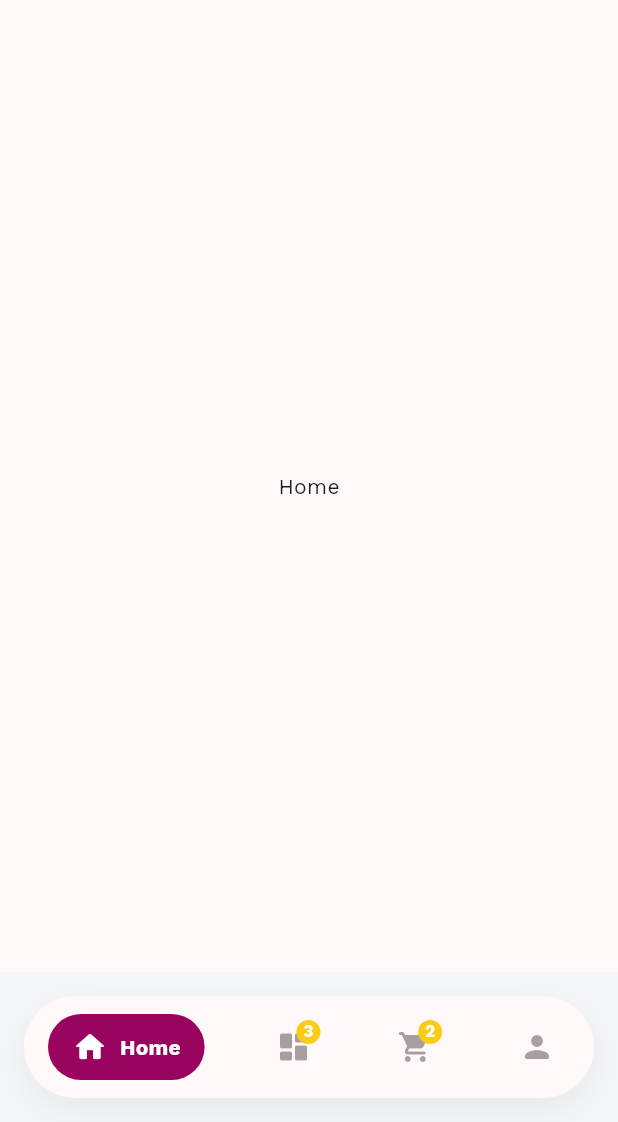
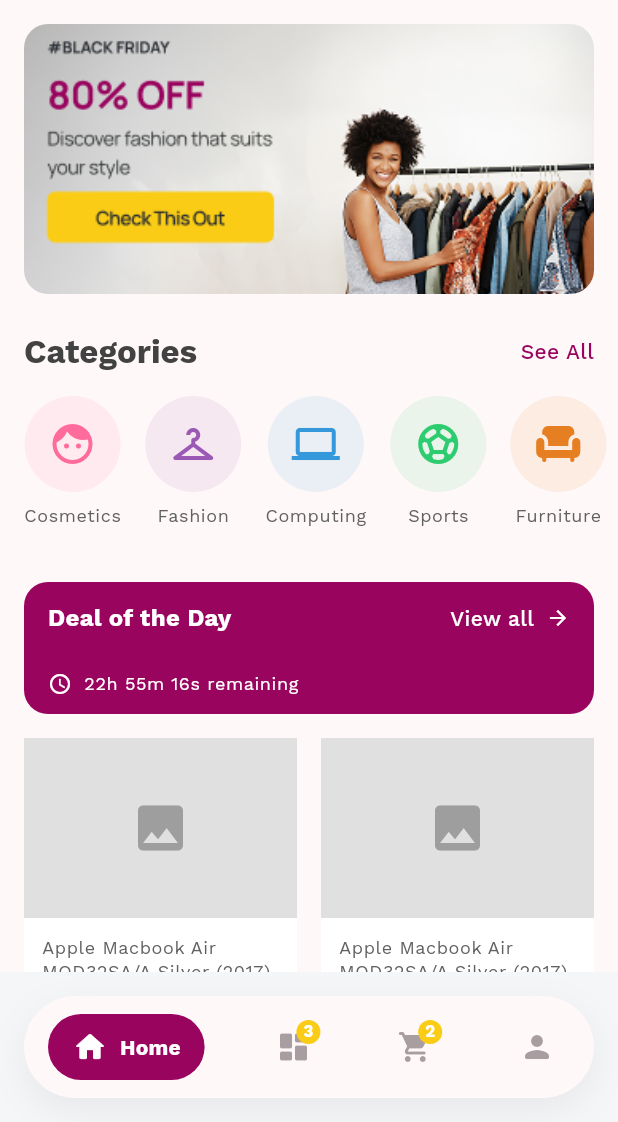
Before and after one commit to AbdulsemedM/Commercepal-v2, a Flutter app: the screen it shows after launch, on a phone screen of 412 x 824 dp, the part 114-1236 px from its top. Run offline on Flutter 3.47's test engine with Material 3 defaults, Android fonts, the phone set to English and light mode, and no system bars; our stand-ins replace bloc, dio, flutter_svg, go_router, google_fonts.

Commit message:
Add banner image and update home page layout with new sections
- Added 'banner.png' to pubspec.yaml for promotional use.
- Refactored HomePage to include BannerSection, CategoriesSection, DealOfDaySection, and RecentlyViewedSection.
- Updated localization service with new keys for home page content.

```diff
--- a/lib/features/home/presentation/pages/home_page.dart
+++ b/lib/features/home/presentation/pages/home_page.dart
@@ -1,6 +1,11 @@
 import 'package:flutter/material.dart';
 import 'package:commercepal/core/widgets/app_bar.dart';
+import 'package:commercepal/core/constants/spacing.dart';
 import 'package:commercepal/features/dashboard/dashboard_screen.dart';
+import '../widgets/banner_section.dart';
+import '../widgets/categories_section.dart';
+import '../widgets/deal_of_day_section.dart';
+import '../widgets/recently_viewed_section.dart';
 
 class HomePage extends StatelessWidget {
   const HomePage({super.key});
@@ -37,11 +42,24 @@ class HomePage extends StatelessWidget {
         },
         hasNotification: true,
       ),
-      body: Column(
+      body: SingleChildScrollView(
+        child: Column(
+          crossAxisAlignment: CrossAxisAlignment.start,
           children: <Widget>[
-
-          const Expanded(child: Center(child: Text('Home'))),
+            const SizedBox(height: Spacing.md),
+            // Banner section
+            const BannerSection(),
+            const SizedBox(height: Spacing.xl),
+            // Categories section
+            const CategoriesSection(),
+            const SizedBox(height: Spacing.xl),
+            // Deal of the Day section
+            const DealOfDaySection(),
+            const SizedBox(height: Spacing.xl),
+            // Recently Viewed section
+            const RecentlyViewedSection(),
           ],
+        ),
       ),
     );
   }
--- /dev/null
+++ b/lib/features/home/presentation/widgets/banner_section.dart
@@ -0,0 +1,32 @@
+import 'package:flutter/material.dart';
+import 'package:commercepal/core/constants/spacing.dart';
+
+class BannerSection extends StatelessWidget {
+  const BannerSection({super.key});
+
+  @override
+  Widget build(BuildContext context) {
+    return Container(
+      margin: const EdgeInsets.symmetric(horizontal: Spacing.md),
+      height: 180,
+      decoration: BoxDecoration(borderRadius: BorderRadius.circular(16)),
+      child: ClipRRect(
+        borderRadius: BorderRadius.circular(16),
+        child: Image.asset(
+          'assets/images/banner.png',
+          fit: BoxFit.cover,
+          width: double.infinity,
+          errorBuilder:
+              (BuildContext context, Object error, StackTrace? stackTrace) {
+                return Container(
+                  color: Colors.grey[300],
+                  child: const Center(
+                    child: Icon(Icons.image, color: Colors.grey, size: 60),
+                  ),
+                );
+              },
+        ),
+      ),
+    );
+  }
+}
--- /dev/null
+++ b/lib/features/home/presentation/widgets/categories_section.dart
@@ -0,0 +1,133 @@
+import 'package:flutter/material.dart';
+import 'package:commercepal/core/theme/colors.dart';
+import 'package:commercepal/core/constants/spacing.dart';
+import 'package:commercepal/services/localization_service.dart';
+
+class CategoryItem {
+  final String name;
+  final IconData icon;
+  final Color color;
+
+  const CategoryItem({
+    required this.name,
+    required this.icon,
+    required this.color,
+  });
+}
+
+class CategoriesSection extends StatelessWidget {
+  const CategoriesSection({super.key});
+
+  static const List<CategoryItem> categories = <CategoryItem>[
+    CategoryItem(
+      name: 'Cosmetics',
+      icon: Icons.face,
+      color: Color(0xFFFF6B9D),
+    ),
+    CategoryItem(
+      name: 'Fashion',
+      icon: Icons.checkroom,
+      color: Color(0xFF9B59B6),
+    ),
+    CategoryItem(
+      name: 'Computing',
+      icon: Icons.laptop,
+      color: Color(0xFF3498DB),
+    ),
+    CategoryItem(
+      name: 'Sports',
+      icon: Icons.sports_soccer,
+      color: Color(0xFF2ECC71),
+    ),
+    CategoryItem(
+      name: 'Furniture',
+      icon: Icons.chair,
+      color: Color(0xFFE67E22),
+    ),
+  ];
+
+  @override
+  Widget build(BuildContext context) {
+    return Column(
+      crossAxisAlignment: CrossAxisAlignment.start,
+      children: <Widget>[
+        // Header
+        Padding(
+          padding: const EdgeInsets.symmetric(horizontal: Spacing.md),
+          child: Row(
+            mainAxisAlignment: MainAxisAlignment.spaceBetween,
+            children: <Widget>[
+              Text(
+                LocalizationService.t(context, 'home.categories.title'),
+                style: Theme.of(context).textTheme.titleLarge?.copyWith(
+                      fontWeight: FontWeight.bold,
+                      color: Colors.grey[800],
+                    ),
+              ),
+              InkWell(
+                onTap: () {
+                  // TODO: Navigate to all categories
+                },
+                child: Text(
+                  LocalizationService.t(context, 'home.categories.seeAll'),
+                  style: Theme.of(context).textTheme.bodyMedium?.copyWith(
+                        color: AppColors.primary,
+                        fontWeight: FontWeight.w500,
+                      ),
+                ),
+              ),
+            ],
+          ),
+        ),
+        const SizedBox(height: Spacing.md),
+        // Horizontal scrollable categories
+        SizedBox(
+          height: 100,
+          child: ListView.builder(
+            scrollDirection: Axis.horizontal,
+            padding: const EdgeInsets.symmetric(horizontal: Spacing.md),
+            itemCount: categories.length,
+            itemBuilder: (BuildContext context, int index) {
+              final CategoryItem category = categories[index];
+              return Padding(
+                padding: const EdgeInsets.only(right: Spacing.md),
+                child: InkWell(
+                  onTap: () {
+                    // TODO: Navigate to category
+                  },
+                  child: Column(
+                    children: <Widget>[
+                      // Circular icon container
+                      Container(
+                        width: 64,
+                        height: 64,
+                        decoration: BoxDecoration(
+                          color: category.color.withOpacity(0.1),
+                          shape: BoxShape.circle,
+                        ),
+                        child: Icon(
+                          category.icon,
+                          color: category.color,
+                          size: 32,
+                        ),
+                      ),
+                      const SizedBox(height: Spacing.xs),
+                      // Category name
+                      Text(
+                        category.name,
+                        style: Theme.of(context).textTheme.bodySmall?.copyWith(
+                              fontSize: 12,
+                              color: Colors.grey[700],
+                            ),
+                      ),
+                    ],
+                  ),
+                ),
+              );
+            },
+          ),
+        ),
+      ],
+    );
+  }
+}
--- /dev/null
+++ b/lib/features/home/presentation/widgets/deal_of_day_section.dart
@@ -0,0 +1,161 @@
+import 'package:flutter/material.dart';
+import 'package:commercepal/core/theme/colors.dart';
+import 'package:commercepal/core/constants/spacing.dart';
+import 'package:commercepal/services/localization_service.dart';
+import 'product_card.dart';
+
+class DealOfDaySection extends StatefulWidget {
+  const DealOfDaySection({super.key});
+
+  @override
+  State<DealOfDaySection> createState() => _DealOfDaySectionState();
+}
+
+class _DealOfDaySectionState extends State<DealOfDaySection> {
+  Duration _remainingTime = const Duration(hours: 22, minutes: 55, seconds: 20);
+
+  @override
+  void initState() {
+    super.initState();
+    // Update timer every second
+    Future<void>.delayed(const Duration(seconds: 1), _updateTimer);
+  }
+
+  void _updateTimer() {
+    if (!mounted) return;
+    setState(() {
+      if (_remainingTime.inSeconds > 0) {
+        _remainingTime = Duration(seconds: _remainingTime.inSeconds - 1);
+        Future<void>.delayed(const Duration(seconds: 1), _updateTimer);
+      }
+    });
+  }
+
+  String _formatDuration(Duration duration) {
+    final int hours = duration.inHours;
+    final int minutes = duration.inMinutes.remainder(60);
+    final int seconds = duration.inSeconds.remainder(60);
+    return '${hours}h ${minutes}m ${seconds}s';
+  }
+
+  @override
+  Widget build(BuildContext context) {
+    return Padding(
+      padding: const EdgeInsets.symmetric(horizontal: Spacing.md),
+      child: Column(
+        crossAxisAlignment: CrossAxisAlignment.start,
+        children: <Widget>[
+          // Dark purple header bar
+          Container(
+            width: double.infinity,
+            padding: const EdgeInsets.symmetric(
+              horizontal: Spacing.md,
+              vertical: Spacing.sm,
+            ),
+            decoration: const BoxDecoration(
+              color: AppColors.primary,
+              borderRadius: BorderRadius.only(
+                topLeft: Radius.circular(16),
+                topRight: Radius.circular(16),
+              ),
+            ),
+          child: Row(
+            mainAxisAlignment: MainAxisAlignment.spaceBetween,
+            children: <Widget>[
+              Text(
+                LocalizationService.t(context, 'home.dealOfDay.title'),
+                style: Theme.of(context).textTheme.titleMedium?.copyWith(
+                      color: Colors.white,
+                      fontWeight: FontWeight.bold,
+                    ),
+              ),
+              InkWell(
+                onTap: () {
+                  // TODO: Navigate to all deals
+                },
+                child: Row(
+                  children: <Widget>[
+                    Text(
+                      LocalizationService.t(context, 'home.dealOfDay.viewAll'),
+                      style: Theme.of(context).textTheme.bodyMedium?.copyWith(
+                            color: Colors.white,
+                            fontWeight: FontWeight.w500,
+                          ),
+                    ),
+                    const SizedBox(width: Spacing.xs),
+                    const Icon(
+                      Icons.arrow_forward,
+                      color: Colors.white,
+                      size: 16,
+                    ),
+                  ],
+                ),
+              ),
+            ],
+          ),
+        ),
+        // Timer
+        Container(
+          width: double.infinity,
+          padding: const EdgeInsets.symmetric(
+            horizontal: Spacing.md,
+            vertical: Spacing.sm,
+          ),
+          decoration: const BoxDecoration(
+            color: AppColors.primary,
+            borderRadius: BorderRadius.only(
+              bottomLeft: Radius.circular(16),
+              bottomRight: Radius.circular(16),
+            ),
+          ),
+          child: Row(
+            children: <Widget>[
+              const Icon(
+                Icons.access_time,
+                color: Colors.white,
+                size: 16,
+              ),
+              const SizedBox(width: Spacing.xs),
+              Text(
+                '${_formatDuration(_remainingTime)} ${LocalizationService.t(context, 'home.dealOfDay.remaining')}',
+                style: Theme.of(context).textTheme.bodySmall?.copyWith(
+                      color: Colors.white,
+                      fontSize: 12,
+                    ),
+              ),
+            ],
+          ),
+        ),
+        // Product cards
+        Padding(
+          padding: const EdgeInsets.only(
+            top: Spacing.md,
+            bottom: Spacing.md,
+          ),
+          child: Row(
+            children: <Widget>[
+              ProductCard(
+                imageUrl: '',
+                description: 'Apple Macbook Air MQD32SA/A Silver (2017)',
+                price: '\$904.18',
+                sold: 700,
+                inStock: 300,
+                showProgressBar: true,
+              ),
+              const SizedBox(width: Spacing.md),
+              ProductCard(
+                imageUrl: '',
+                description: 'Apple Macbook Air MQD32SA/A Silver (2017)',
+                price: '\$904.18',
+                sold: 700,
+                inStock: 300,
+                showProgressBar: true,
+              ),
+            ],
+          ),
+        ),
+        ],
+      ),
+    );
+  }
+}
--- /dev/null
+++ b/lib/features/home/presentation/widgets/product_card.dart
@@ -0,0 +1,135 @@
+import 'package:flutter/material.dart';
+import 'package:commercepal/core/theme/colors.dart';
+import 'package:commercepal/core/constants/spacing.dart';
+
+class ProductCard extends StatelessWidget {
+  const ProductCard({
+    super.key,
+    required this.imageUrl,
+    required this.description,
+    required this.price,
+    this.sold,
+    this.inStock,
+    this.showProgressBar = false,
+  });
+
+  final String imageUrl;
+  final String description;
+  final String price;
+  final int? sold;
+  final int? inStock;
+  final bool showProgressBar;
+
+  @override
+  Widget build(BuildContext context) {
+    return Expanded(
+      child: Container(
+        decoration: BoxDecoration(
+          color: Colors.white,
+          borderRadius: BorderRadius.circular(12),
+        ),
+        child: Column(
+          crossAxisAlignment: CrossAxisAlignment.start,
+          children: <Widget>[
+            // Product image placeholder
+            Container(
+              height: 120,
+              width: double.infinity,
+              decoration: BoxDecoration(
+                color: AppColors.lightGrey,
+                borderRadius: const BorderRadius.only(
+                  topLeft: Radius.circular(12),
+                  topRight: Radius.circular(12),
+                ),
+              ),
+              child: imageUrl.isNotEmpty
+                  ? ClipRRect(
+                      borderRadius: const BorderRadius.only(
+                        topLeft: Radius.circular(12),
+                        topRight: Radius.circular(12),
+                      ),
+                      child: Image.asset(
+                        imageUrl,
+                        fit: BoxFit.cover,
+                        errorBuilder: (
+                          BuildContext context,
+                          Object error,
+                          StackTrace? stackTrace,
+                        ) {
+                          return _buildPlaceholder();
+                        },
+                      ),
+                    )
+                  : _buildPlaceholder(),
+            ),
+            Padding(
+              padding: const EdgeInsets.all(Spacing.sm),
+              child: Column(
+                crossAxisAlignment: CrossAxisAlignment.start,
+                children: <Widget>[
+                  // Product description
+                  Text(
+                    description,
+                    style: Theme.of(context).textTheme.bodySmall?.copyWith(
+                          color: Colors.grey[700],
+                          fontSize: 12,
+                        ),
+                    maxLines: 2,
+                    overflow: TextOverflow.ellipsis,
+                  ),
+                  const SizedBox(height: Spacing.xs),
+                  // Price
+                  Text(
+                    price,
+                    style: Theme.of(context).textTheme.bodyLarge?.copyWith(
+                          color: Colors.black,
+                          fontWeight: FontWeight.bold,
+                          fontSize: 14,
+                        ),
+                  ),
+                  if (showProgressBar && sold != null && inStock != null) ...[
+                    const SizedBox(height: Spacing.xs),
+                    // Sold/In Stock info
+                    Text(
+                      'Sold: $sold In Stock: $inStock',
+                      style: Theme.of(context).textTheme.bodySmall?.copyWith(
+                            color: Colors.grey[500],
+                            fontSize: 10,
+                          ),
+                    ),
+                    const SizedBox(height: Spacing.xs),
+                    // Progress bar
+                    ClipRRect(
+                      borderRadius: BorderRadius.circular(4),
+                      child: LinearProgressIndicator(
+                        value: sold! / (sold! + inStock!),
+                        backgroundColor: Colors.grey[200],
+                        valueColor: const AlwaysStoppedAnimation<Color>(
+                          AppColors.success,
+                        ),
+                        minHeight: 4,
+                      ),
+                    ),
+                  ],
+                ],
+              ),
+            ),
+          ],
+        ),
+      ),
+    );
+  }
+
+  Widget _buildPlaceholder() {
+    return Container(
+      color: Colors.grey[300],
+      child: const Center(
+        child: Icon(
+          Icons.image,
+          color: Colors.grey,
+          size: 40,
+        ),
+      ),
+    );
+  }
+}
--- /dev/null
+++ b/lib/features/home/presentation/widgets/recently_viewed_section.dart
@@ -0,0 +1,69 @@
+import 'package:flutter/material.dart';
+import 'package:commercepal/core/theme/colors.dart';
+import 'package:commercepal/core/constants/spacing.dart';
+import 'package:commercepal/services/localization_service.dart';
+import 'product_card.dart';
+
+class RecentlyViewedSection extends StatelessWidget {
+  const RecentlyViewedSection({super.key});
+
+  @override
+  Widget build(BuildContext context) {
+    return Column(
+      crossAxisAlignment: CrossAxisAlignment.start,
+      children: <Widget>[
+        // Header
+        Padding(
+          padding: const EdgeInsets.symmetric(horizontal: Spacing.md),
+          child: Row(
+            mainAxisAlignment: MainAxisAlignment.spaceBetween,
+            children: <Widget>[
+              Text(
+                LocalizationService.t(context, 'home.recentlyViewed.title'),
+                style: Theme.of(context).textTheme.titleLarge?.copyWith(
+                      fontWeight: FontWeight.bold,
+                      color: Colors.grey[800],
+                    ),
+              ),
+              InkWell(
+                onTap: () {
+                  // TODO: Navigate to all recently viewed
+                },
+                child: Text(
+                  LocalizationService.t(context, 'home.recentlyViewed.seeAll'),
+                  style: Theme.of(context).textTheme.bodyMedium?.copyWith(
+                        color: AppColors.primary,
+                        fontWeight: FontWeight.w500,
+                      ),
+                ),
+              ),
+            ],
+          ),
+        ),
+        const SizedBox(height: Spacing.md),
+        // Product cards
+        Padding(
+          padding: const EdgeInsets.symmetric(horizontal: Spacing.md),
+          child: Row(
+            children: <Widget>[
+              ProductCard(
+                imageUrl: '',
+                description: 'Apple-Watch Ultra-2-49-mm-titanium-smart-watch',
+                price: '\$504.18',
+                showProgressBar: false,
+              ),
+              const SizedBox(width: Spacing.md),
+              ProductCard(
+                imageUrl: '',
+                description: 'iPad Pro 13 Inch M4 MQR243/A Titanium (2025)',
+                price: '\$1100.18',
+                showProgressBar: false,
+              ),
+            ],
+          ),
+        ),
+        const SizedBox(height: Spacing.xl),
+      ],
+    );
+  }
+}
--- a/lib/services/localization_service.dart
+++ b/lib/services/localization_service.dart
@@ -62,6 +62,19 @@ class LocalizationService {
           'profile.logOut': 'Log Out',
           'profile.logOutConfirm': 'Are you sure you want to log out?',
           'profile.cancel': 'Cancel',
+          'home.banner.hashtag': '#BLACK FRIDAY',
+          'home.banner.discount': '80% OFF',
+          'home.banner.subtitle': 'Discover fashion that suits your style',
+          'home.banner.button': 'Check This Out',
+          'home.categories.title': 'Categories',
+          'home.categories.seeAll': 'See All',
+          'home.dealOfDay.title': 'Deal of the Day',
+          'home.dealOfDay.viewAll': 'View all',
+          'home.dealOfDay.remaining': 'remaining',
+          'home.dealOfDay.sold': 'Sold',
+          'home.dealOfDay.inStock': 'In Stock',
+          'home.recentlyViewed.title': 'Recently Viewed',
+          'home.recentlyViewed.seeAll': 'See All',
         },
       };
 
--- a/pubspec.yaml
+++ b/pubspec.yaml
@@ -69,6 +69,7 @@ flutter:
     - assets/images/Google.png
     - assets/images/Facebook.png
     - assets/images/Apple.png
+    - assets/images/banner.png
 
   # An image asset can refer to one or more resolution-specific "variants", see
   # https://flutter.dev/to/resolution-aware-images
```
Lines whose indentation alone changed are shown as unchanged.
